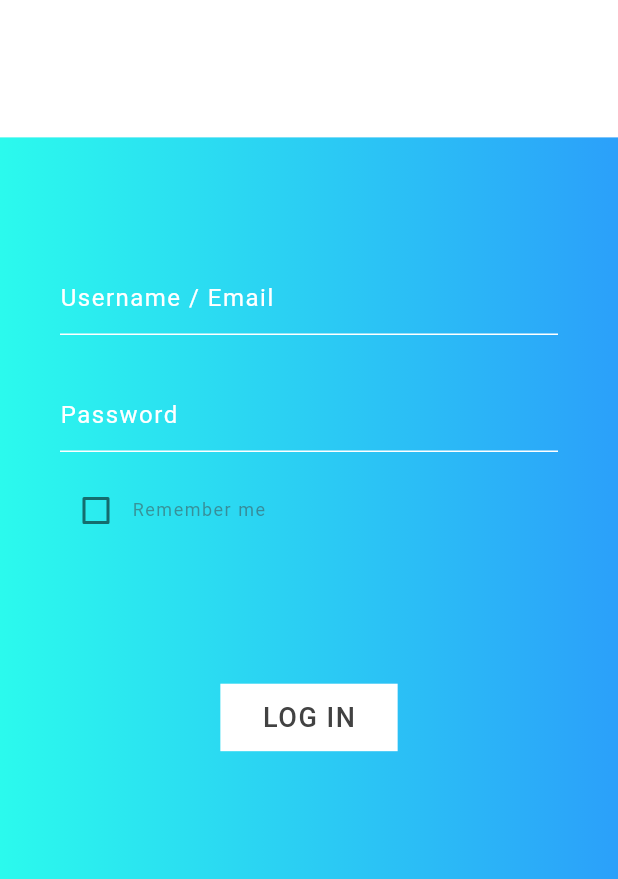
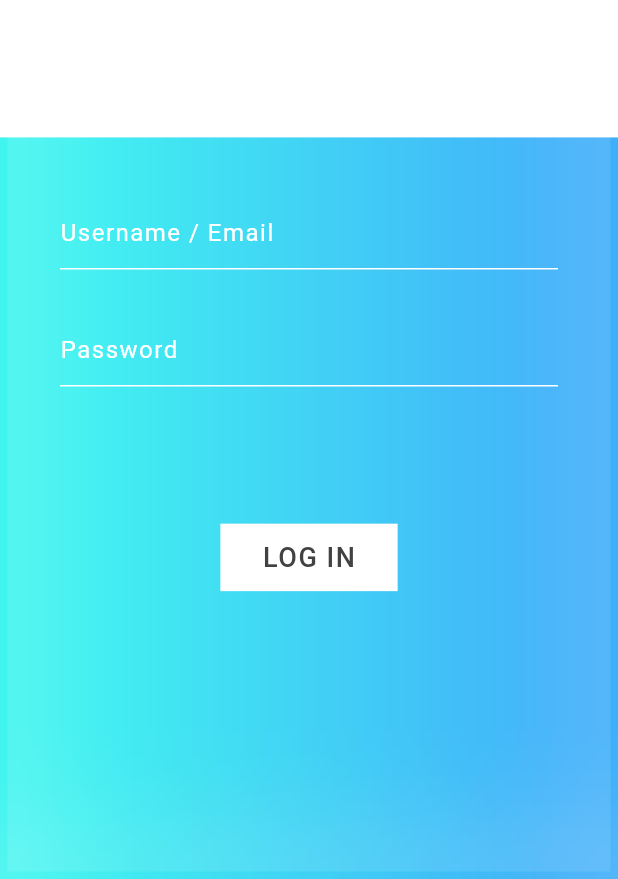
Before and after one commit to ray-o-0509/ui_aibou, a Flutter app: the screen it shows after launch, on a phone screen of 412 x 824 dp, the part 357-1236 px from its top. Run offline on Flutter 3.47's test engine with Material 2 defaults, Android fonts, the phone set to English and light mode, and no system bars.

```diff
--- a/lib/screens/signInPage.dart
+++ b/lib/screens/signInPage.dart
@@ -1,3 +1,5 @@
+import 'dart:ui';
+
 import 'package:flutter/material.dart';
 import 'package:ui_aibou/screens/homePage.dart';
 
@@ -10,9 +12,32 @@ class _signInPageState extends State<signInPage> {
   @override
   Widget build(BuildContext context) {
     double screen_height = MediaQuery.of(context).size.height;
+    double screen_width = MediaQuery.of(context).size.width;
 
     return Scaffold(
-      body: Container(
+      body: Stack(
+        children: [
+          Container(
+            margin: EdgeInsets.symmetric(vertical: 0, horizontal: 5),
+            width: screen_width - 10,
+            height: screen_height - 5,
+            decoration: BoxDecoration(
+                gradient: LinearGradient(
+              begin: FractionalOffset.centerLeft,
+              end: FractionalOffset.centerRight,
+              colors: [
+                const Color.fromRGBO(43, 250, 237, 1),
+                const Color.fromRGBO(43, 160, 250, 1),
+              ],
+            )),
+            child: BackdropFilter(
+              filter: ImageFilter.blur(sigmaX: 40.0, sigmaY: 40.0),
+              child: Container(
+                color: Colors.white.withOpacity(0.1),
+              ),
+            ),
+          ),
+          Container(
             child: Column(
               children: [
                 Container(
@@ -24,7 +49,8 @@ class _signInPageState extends State<signInPage> {
                       mainAxisAlignment: MainAxisAlignment.center,
                       children: [
                         Image(
-                      image: AssetImage('images/icon_circle_with_shadow.png'),
+                          image:
+                              AssetImage('images/icon_circle_with_shadow.png'),
                           width: 110,
                         ),
                         SizedBox(
@@ -38,24 +64,12 @@ class _signInPageState extends State<signInPage> {
                             fontSize: 22,
                             letterSpacing: 1,
                           ),
-                    )
+                        ),
                       ],
                     ),
                   ),
                 ),
                 Container(
-              width: double.infinity,
-              height: screen_height * 0.6,
-              decoration: BoxDecoration(
-                  gradient: LinearGradient(
-                begin: FractionalOffset.centerLeft,
-                end: FractionalOffset.centerRight,
-                colors: [
-                  const Color.fromRGBO(43, 250, 237, 1),
-                  const Color.fromRGBO(43, 160, 250, 1),
-                ],
-              )),
-              child: Container(
                   margin: EdgeInsets.all(40),
                   child: Column(
                     mainAxisAlignment: MainAxisAlignment.center,
@@ -122,29 +136,33 @@ class _signInPageState extends State<signInPage> {
                             fontWeight: FontWeight.w400,
                             letterSpacing: 1,
                             fontSize: 16),
+                        obscureText: true,
                       ),
-                    SizedBox(
-                      height: 15,
-                    ),
-                    Row(
-                      children: [
-                        Checkbox(
-                          activeColor: Colors.cyan,
-                          // value: true,
-                          value: _isCheck,
-                          onChanged: _handleCheckbox,
-                          checkColor: Colors.white,
-                        ),
-                        Text(
-                          'Remember me',
-                          style: TextStyle(
-                              color: Colors.grey.shade800.withOpacity(.5),
-                              fontWeight: FontWeight.w400,
-                              letterSpacing: 1,
-                              fontSize: 12),
-                        ),
-                      ],
-                    ),
+                      //-・-・-・-・-・-・-・-・-・-・-・-・-・-・-・-・-・-・-・-・-\\
+                      // ログインん情報　保存 UI
+                      //-・-・-・-・-・-・-・-・-・-・-・-・-・-・-・-・-・-・-・-・-\\
+                      // SizedBox(
+                      //   height: 15,
+                      // ),
+                      // Row(
+                      //   children: [
+                      //     Checkbox(
+                      //       activeColor: Colors.cyan,
+                      //       // value: true,
+                      //       value: _isCheck,
+                      //       onChanged: _handleCheckbox,
+                      //       checkColor: Colors.white,
+                      //     ),
+                      //     Text(
+                      //       'Remember me',
+                      //       style: TextStyle(
+                      //           color: Colors.grey.shade800.withOpacity(.5),
+                      //           fontWeight: FontWeight.w400,
+                      //           letterSpacing: 1,
+                      //           fontSize: 12),
+                      //     ),
+                      //   ],
+                      // ),
                       SizedBox(
                         height: 90,
                       ),
@@ -183,9 +201,10 @@ class _signInPageState extends State<signInPage> {
                     ],
                   ),
                 ),
+              ],
+            ),
           ),
         ],
-        ),
       ),
     );
   }
```
Also changed, not shown: lib/screens/chatPage.dart (+8 -6 lines), lib/screens/scenarioInfoPage.dart (added, +94 -0 lines), lib/widgets/situationList.dart (+6 -9 lines), images/movies.jpg. Lines whose indentation alone changed are shown as unchanged.
